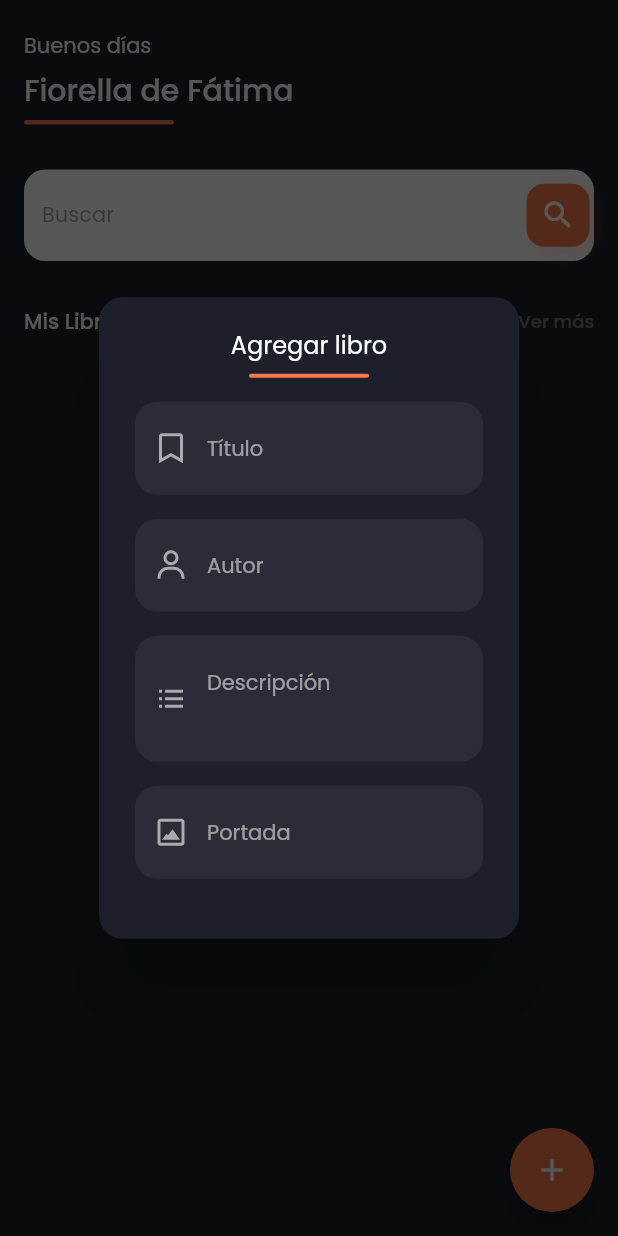
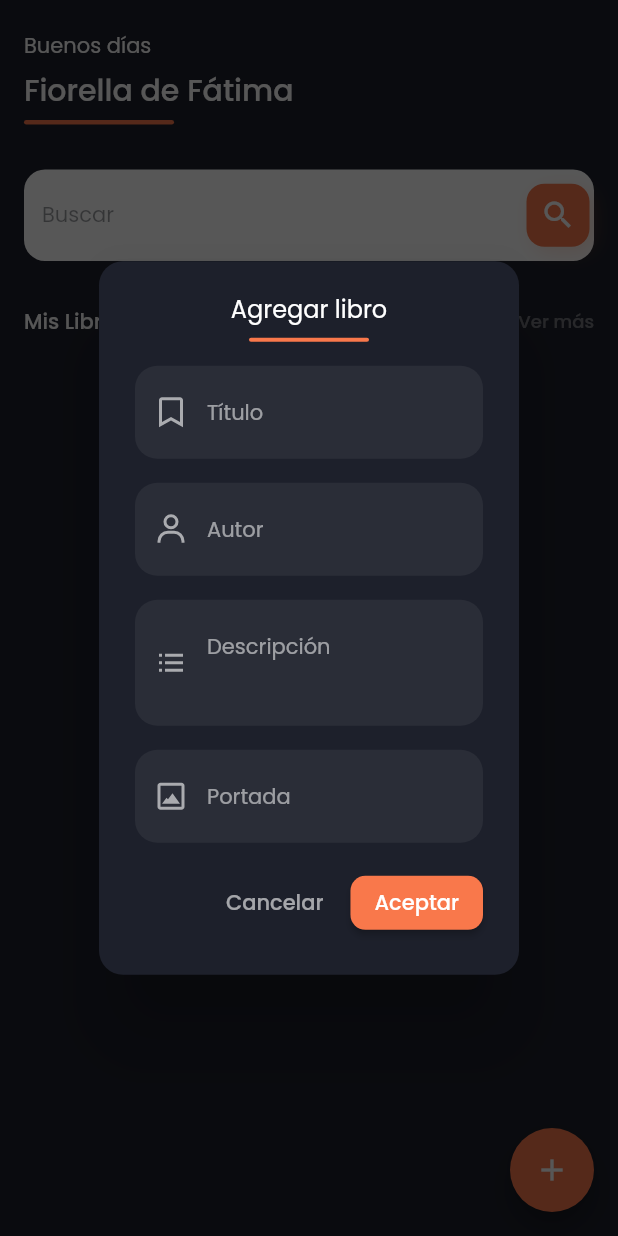
Before and after one commit to cparragatorres/flutter_codigo5_sqflite, a Flutter app: the screen it shows after launch, after a tap on the "add" icon, on a phone screen of 412 x 824 dp. Run offline on Flutter 3.47's test engine with Material 2 defaults, Android fonts, the phone set to English and light mode, and no system bars; our stand-ins replace flutter_svg, google_fonts, sqflite; accounts and stored records are empty; network calls fail.

Commit message:
Form 6.2

```diff
--- a/lib/pages/home_page.dart
+++ b/lib/pages/home_page.dart
@@ -102,6 +102,36 @@ class _HomePageState extends State<HomePage> {
               InputTextFieldWidget(
                 hintText: "Portada",
                 icon: "bx-image",
+              ),
+              Row(
+                mainAxisAlignment: MainAxisAlignment.end,
+                children: [
+                  TextButton(
+                    onPressed: () {},
+                    child: Text(
+                      "Cancelar",
+                      style: GoogleFonts.poppins(
+                        color: Colors.white60,
+                      ),
+                    ),
+                  ),
+                  const SizedBox(
+                    width: 10.0,
+                  ),
+                  ElevatedButton(
+                    style: ElevatedButton.styleFrom(
+                      primary: kSecondaryColor,
+                      shape: RoundedRectangleBorder(
+                        borderRadius: BorderRadius.circular(10.0),
+                      ),
+                    ),
+                    onPressed: () {},
+                    child: Text(
+                      "Aceptar",
+                      style: GoogleFonts.poppins(),
+                    ),
+                  ),
+                ],
               ),
             ],
           ),
```
